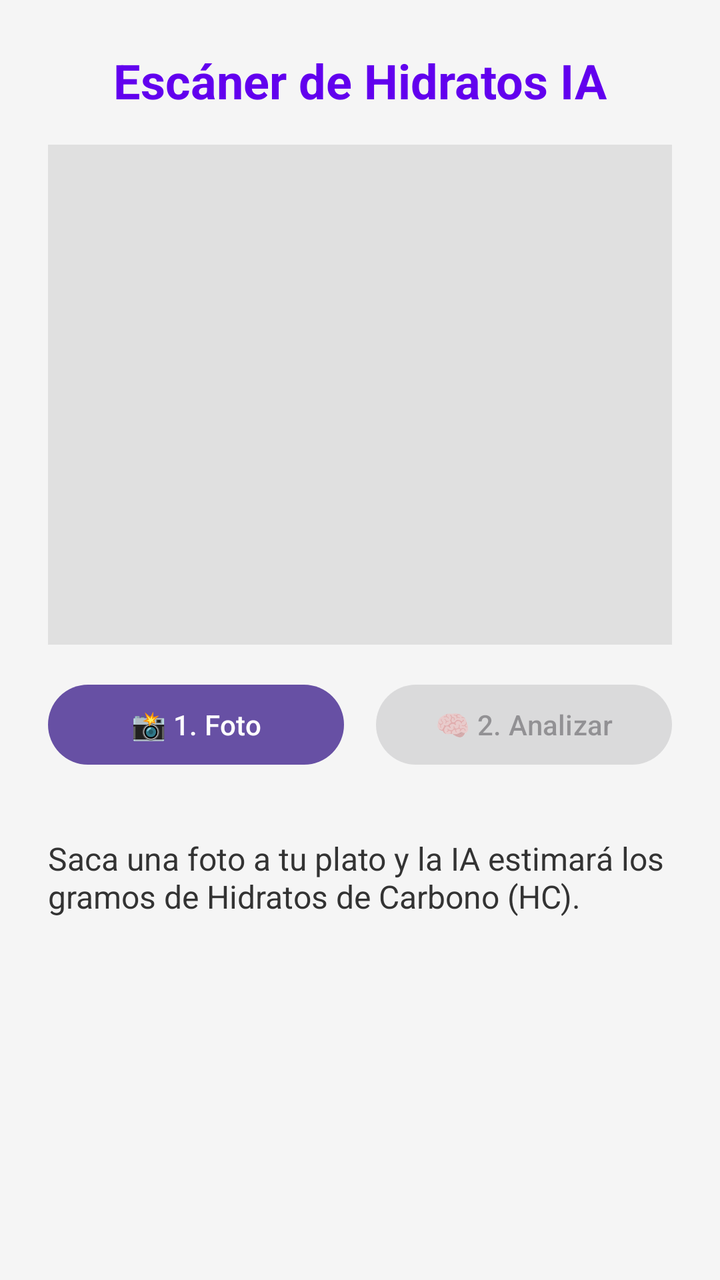
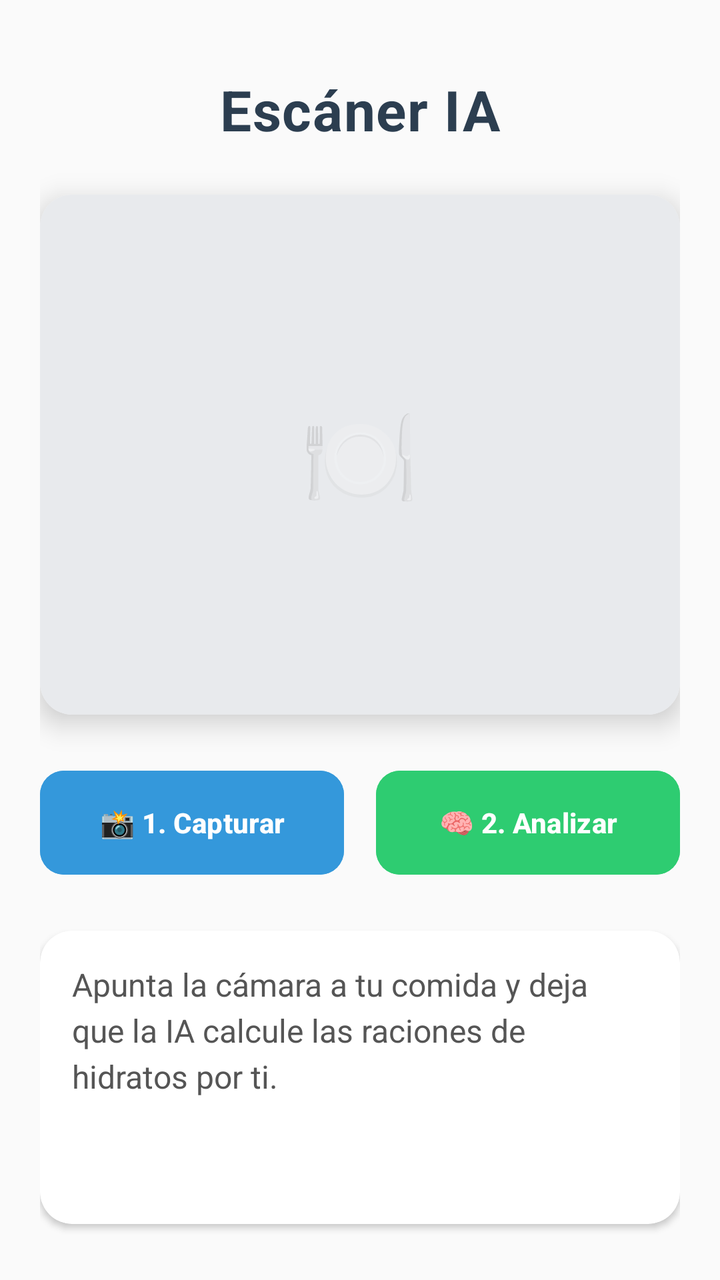

An Android layout rendered at two revisions. The XML below is the earlier revision; the diff shows what the commit changed to produce the second picture.
<!-- AndroidManifest.xml: application theme Theme.TFGDIABETESAPP -->
<!-- res/layout/fragment_scanner.xml -->
<?xml version="1.0" encoding="utf-8"?>
<LinearLayout xmlns:android="http://schemas.android.com/apk/res/android"
    android:layout_width="match_parent"
    android:layout_height="match_parent"
    android:orientation="vertical"
    android:padding="24dp"
    android:gravity="center_horizontal"
    android:background="#F5F5F5">

    <TextView
        android:layout_width="wrap_content"
        android:layout_height="wrap_content"
        android:text="Escáner de Hidratos IA"
        android:textSize="24sp"
        android:textStyle="bold"
        android:textColor="#6200EE"
        android:layout_marginBottom="16dp"/>

    <ImageView
        android:id="@+id/ivFoodPhoto"
        android:layout_width="match_parent"
        android:layout_height="250dp"
        android:background="#E0E0E0"
        android:scaleType="centerCrop"
        android:layout_marginBottom="16dp" />

    <LinearLayout
        android:layout_width="match_parent"
        android:layout_height="wrap_content"
        android:orientation="horizontal"
        android:weightSum="2"
        android:layout_marginBottom="16dp">

        <Button
            android:id="@+id/btnTakePhoto"
            android:layout_width="0dp"
            android:layout_height="wrap_content"
            android:layout_weight="1"
            android:layout_marginEnd="8dp"
            android:text="📸 1. Foto" />

        <Button
            android:id="@+id/btnAnalyze"
            android:layout_width="0dp"
            android:layout_height="wrap_content"
            android:layout_weight="1"
            android:layout_marginStart="8dp"
            android:text="🧠 2. Analizar"
            android:enabled="false" /> </LinearLayout>

    <ProgressBar
        android:id="@+id/progressBarAI"
        android:layout_width="wrap_content"
        android:layout_height="wrap_content"
        android:visibility="gone" />

    <ScrollView
        android:layout_width="match_parent"
        android:layout_height="0dp"
        android:layout_weight="1"
        android:layout_marginTop="16dp">

        <TextView
            android:id="@+id/tvAiResult"
            android:layout_width="match_parent"
            android:layout_height="wrap_content"
            android:text="Saca una foto a tu plato y la IA estimará los gramos de Hidratos de Carbono (HC)."
            android:textSize="16sp"
            android:textColor="#333333" />
    </ScrollView>

</LinearLayout>
<!-- resources referenced by this layout -->
<resources>
  <style name="Theme.TFGDIABETESAPP" parent="Base.Theme.TFGDIABETESAPP" />
  <style name="Base.Theme.TFGDIABETESAPP" parent="Theme.Material3.DayNight.NoActionBar">
          
          
      </style>
</resources>

<!-- the commit's change to res/layout/fragment_scanner.xml (unified diff, before → after) -->
@@ -1,72 +1,111 @@
 <?xml version="1.0" encoding="utf-8"?>
 <LinearLayout xmlns:android="http://schemas.android.com/apk/res/android"
+    xmlns:app="http://schemas.android.com/apk/res-auto"
     android:layout_width="match_parent"
     android:layout_height="match_parent"
     android:orientation="vertical"
-    android:padding="24dp"
+    android:padding="20dp"
     android:gravity="center_horizontal"
-    android:background="#F5F5F5">
+    android:background="#FAFAFA">
 
     <TextView
         android:layout_width="wrap_content"
         android:layout_height="wrap_content"
-        android:text="Escáner de Hidratos IA"
-        android:textSize="24sp"
+        android:text="Escáner IA"
+        android:textSize="28sp"
         android:textStyle="bold"
-        android:textColor="#6200EE"
-        android:layout_marginBottom="16dp"/>
+        android:textColor="#2C3E50"
+        android:letterSpacing="0.02"
+        android:layout_marginBottom="24dp"
+        android:layout_marginTop="16dp"/>
 
-    <ImageView
-        android:id="@+id/ivFoodPhoto"
+    <androidx.cardview.widget.CardView
         android:layout_width="match_parent"
-        android:layout_height="250dp"
-        android:background="#E0E0E0"
-        android:scaleType="centerCrop"
-        android:layout_marginBottom="16dp" />
+        android:layout_height="260dp"
+        app:cardCornerRadius="16dp"
+        app:cardElevation="8dp"
+        android:layout_marginBottom="24dp">
+
+        <ImageView
+            android:id="@+id/ivFoodPhoto"
+            android:layout_width="match_parent"
+            android:layout_height="match_parent"
+            android:background="#E8EAED"
+            android:scaleType="centerCrop" />
+
+        <TextView
+            android:layout_width="wrap_content"
+            android:layout_height="wrap_content"
+            android:layout_gravity="center"
+            android:text="🍽️"
+            android:textSize="48sp"
+            android:alpha="0.3"/>
+    </androidx.cardview.widget.CardView>
 
     <LinearLayout
         android:layout_width="match_parent"
         android:layout_height="wrap_content"
         android:orientation="horizontal"
         android:weightSum="2"
-        android:layout_marginBottom="16dp">
+        android:layout_marginBottom="24dp">
 
-        <Button
+        <com.google.android.material.button.MaterialButton
             android:id="@+id/btnTakePhoto"
             android:layout_width="0dp"
-            android:layout_height="wrap_content"
+            android:layout_height="60dp"
             android:layout_weight="1"
             android:layout_marginEnd="8dp"
-            android:text="📸 1. Foto" />
+            android:text="📸 1. Capturar"
+            app:cornerRadius="12dp"
+            android:textColor="#FFFFFF"
+            android:backgroundTint="#3498DB"
+            android:textStyle="bold"/>
 
-        <Button
+        <com.google.android.material.button.MaterialButton
             android:id="@+id/btnAnalyze"
             android:layout_width="0dp"
-            android:layout_height="wrap_content"
+            android:layout_height="60dp"
             android:layout_weight="1"
             android:layout_marginStart="8dp"
             android:text="🧠 2. Analizar"
-            android:enabled="false" /> </LinearLayout>
+            app:cornerRadius="12dp"
+            android:enabled="false"
+            android:textColor="#FFFFFF"
+            android:backgroundTint="#2ECC71"
+            android:textStyle="bold"/>
+    </LinearLayout>
 
     <ProgressBar
         android:id="@+id/progressBarAI"
         android:layout_width="wrap_content"
         android:layout_height="wrap_content"
-        android:visibility="gone" />
+        android:indeterminateTint="#3498DB"
+        android:visibility="gone"
+        android:layout_marginBottom="16dp"/>
 
-    <ScrollView
+    <androidx.cardview.widget.CardView
         android:layout_width="match_parent"
         android:layout_height="0dp"
         android:layout_weight="1"
-        android:layout_marginTop="16dp">
+        app:cardCornerRadius="16dp"
+        app:cardElevation="2dp"
+        app:cardBackgroundColor="#FFFFFF"
+        android:layout_marginBottom="8dp">
 
-        <TextView
-            android:id="@+id/tvAiResult"
+        <ScrollView
             android:layout_width="match_parent"
-            android:layout_height="wrap_content"
-            android:text="Saca una foto a tu plato y la IA estimará los gramos de Hidratos de Carbono (HC)."
-            android:textSize="16sp"
-            android:textColor="#333333" />
-    </ScrollView>
+            android:layout_height="match_parent"
+            android:padding="16dp">
+
+            <TextView
+                android:id="@+id/tvAiResult"
+                android:layout_width="match_parent"
+                android:layout_height="wrap_content"
+                android:text="Apunta la cámara a tu comida y deja que la IA calcule las raciones de hidratos por ti."
+                android:textSize="16sp"
+                android:textColor="#555555"
+                android:lineSpacingExtra="4dp"/>
+        </ScrollView>
+    </androidx.cardview.widget.CardView>
 
 </LinearLayout>
